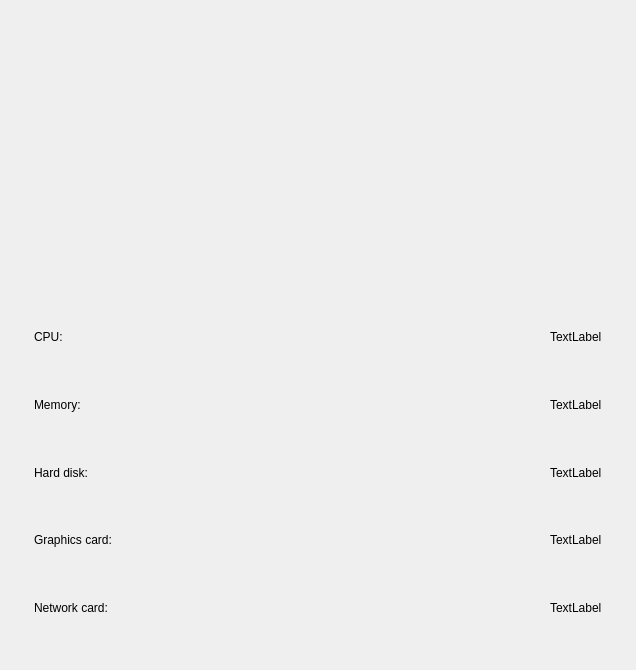
The window that src/hardware-information-widget.ui (openeuler-mirror/kiran-control-panel) describes before a commit, drawn with Qt 5.
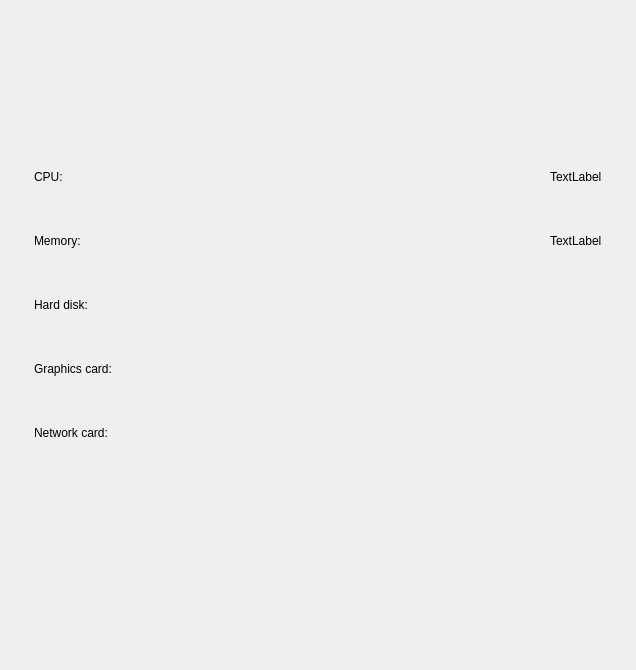
The same window after the commit.

Commit message:
feature(UI):add menu in title bar and get correct size of system memory and disk size
- 在标题栏中添加菜单按钮，获取正确的系统内存大小和硬盘大小，并显示在界面中

Patch:
```diff
--- a/src/hardware-information-widget.ui
+++ b/src/hardware-information-widget.ui
@@ -37,6 +37,12 @@
        <height>157</height>
       </size>
      </property>
+     <property name="maximumSize">
+      <size>
+       <width>16777215</width>
+       <height>157</height>
+      </size>
+     </property>
      <layout class="QHBoxLayout" name="horizontalLayout_7">
       <property name="spacing">
        <number>0</number>
@@ -86,7 +92,13 @@
         <property name="minimumSize">
          <size>
           <width>0</width>
-          <height>0</height>
+          <height>40</height>
+         </size>
+        </property>
+        <property name="maximumSize">
+         <size>
+          <width>16777215</width>
+          <height>40</height>
          </size>
         </property>
         <layout class="QHBoxLayout" name="horizontalLayout">
@@ -139,7 +151,13 @@
        <widget class="QWidget" name="widget_memory" native="true">
         <property name="minimumSize">
          <size>
-          <width>588</width>
+          <width>0</width>
+          <height>40</height>
+         </size>
+        </property>
+        <property name="maximumSize">
+         <size>
+          <width>16777215</width>
           <height>40</height>
          </size>
         </property>
@@ -191,9 +209,15 @@
       </item>
       <item>
        <widget class="QWidget" name="widget_hard_disk" native="true">
+        <property name="sizePolicy">
+         <sizepolicy hsizetype="Preferred" vsizetype="Preferred">
+          <horstretch>0</horstretch>
+          <verstretch>0</verstretch>
+         </sizepolicy>
+        </property>
         <property name="minimumSize">
          <size>
-          <width>588</width>
+          <width>0</width>
           <height>40</height>
          </size>
         </property>
@@ -218,6 +242,9 @@
            <property name="text">
             <string>Hard disk:</string>
            </property>
+           <property name="alignment">
+            <set>Qt::AlignLeading|Qt::AlignLeft|Qt::AlignVCenter</set>
+           </property>
           </widget>
          </item>
          <item>
@@ -234,20 +261,41 @@
           </spacer>
          </item>
          <item>
-          <widget class="QLabel" name="label_hard_disk_info">
-           <property name="text">
-            <string>TextLabel</string>
+          <layout class="QGridLayout" name="gridLayout_hard_disk">
+           <property name="leftMargin">
+            <number>0</number>
            </property>
-          </widget>
+           <property name="topMargin">
+            <number>14</number>
+           </property>
+           <property name="rightMargin">
+            <number>0</number>
+           </property>
+           <property name="bottomMargin">
+            <number>14</number>
+           </property>
+           <property name="horizontalSpacing">
+            <number>0</number>
+           </property>
+           <property name="verticalSpacing">
+            <number>24</number>
+           </property>
+          </layout>
          </item>
         </layout>
        </widget>
       </item>
       <item>
        <widget class="QWidget" name="widget_graphics_card" native="true">
+        <property name="sizePolicy">
+         <sizepolicy hsizetype="Preferred" vsizetype="Preferred">
+          <horstretch>0</horstretch>
+          <verstretch>0</verstretch>
+         </sizepolicy>
+        </property>
         <property name="minimumSize">
          <size>
-          <width>588</width>
+          <width>0</width>
           <height>40</height>
          </size>
         </property>
@@ -272,6 +320,9 @@
            <property name="text">
             <string>Graphics card:</string>
            </property>
+           <property name="alignment">
+            <set>Qt::AlignLeading|Qt::AlignLeft|Qt::AlignVCenter</set>
+           </property>
           </widget>
          </item>
          <item>
@@ -288,20 +339,41 @@
           </spacer>
          </item>
          <item>
-          <widget class="QLabel" name="label_graphics_card_info">
-           <property name="text">
-            <string>TextLabel</string>
+          <layout class="QGridLayout" name="gridLayout_graphics_card">
+           <property name="leftMargin">
+            <number>0</number>
            </property>
-          </widget>
+           <property name="topMargin">
+            <number>14</number>
+           </property>
+           <property name="rightMargin">
+            <number>0</number>
+           </property>
+           <property name="bottomMargin">
+            <number>14</number>
+           </property>
+           <property name="horizontalSpacing">
+            <number>0</number>
+           </property>
+           <property name="verticalSpacing">
+            <number>24</number>
+           </property>
+          </layout>
          </item>
         </layout>
        </widget>
       </item>
       <item>
        <widget class="QWidget" name="widget_network_card" native="true">
+        <property name="sizePolicy">
+         <sizepolicy hsizetype="Preferred" vsizetype="Preferred">
+          <horstretch>0</horstretch>
+          <verstretch>0</verstretch>
+         </sizepolicy>
+        </property>
         <property name="minimumSize">
          <size>
-          <width>588</width>
+          <width>0</width>
           <height>40</height>
          </size>
         </property>
@@ -326,6 +398,9 @@
            <property name="text">
             <string>Network card:</string>
            </property>
+           <property name="alignment">
+            <set>Qt::AlignLeading|Qt::AlignLeft|Qt::AlignVCenter</set>
+           </property>
           </widget>
          </item>
          <item>
@@ -342,15 +417,43 @@
           </spacer>
          </item>
          <item>
-          <widget class="QLabel" name="label_network_card_info">
-           <property name="text">
-            <string>TextLabel</string>
+          <layout class="QGridLayout" name="gridLayout_network_card">
+           <property name="leftMargin">
+            <number>0</number>
            </property>
-          </widget>
+           <property name="topMargin">
+            <number>14</number>
+           </property>
+           <property name="rightMargin">
+            <number>0</number>
+           </property>
+           <property name="bottomMargin">
+            <number>14</number>
+           </property>
+           <property name="horizontalSpacing">
+            <number>0</number>
+           </property>
+           <property name="verticalSpacing">
+            <number>24</number>
+           </property>
+          </layout>
          </item>
         </layout>
        </widget>
       </item>
+      <item>
+       <spacer name="verticalSpacer">
+        <property name="orientation">
+         <enum>Qt::Vertical</enum>
+        </property>
+        <property name="sizeHint" stdset="0">
+         <size>
+          <width>20</width>
+          <height>40</height>
+         </size>
+        </property>
+       </spacer>
+      </item>
      </layout>
     </widget>
    </item>
```
The commit also changes 6 other files.
